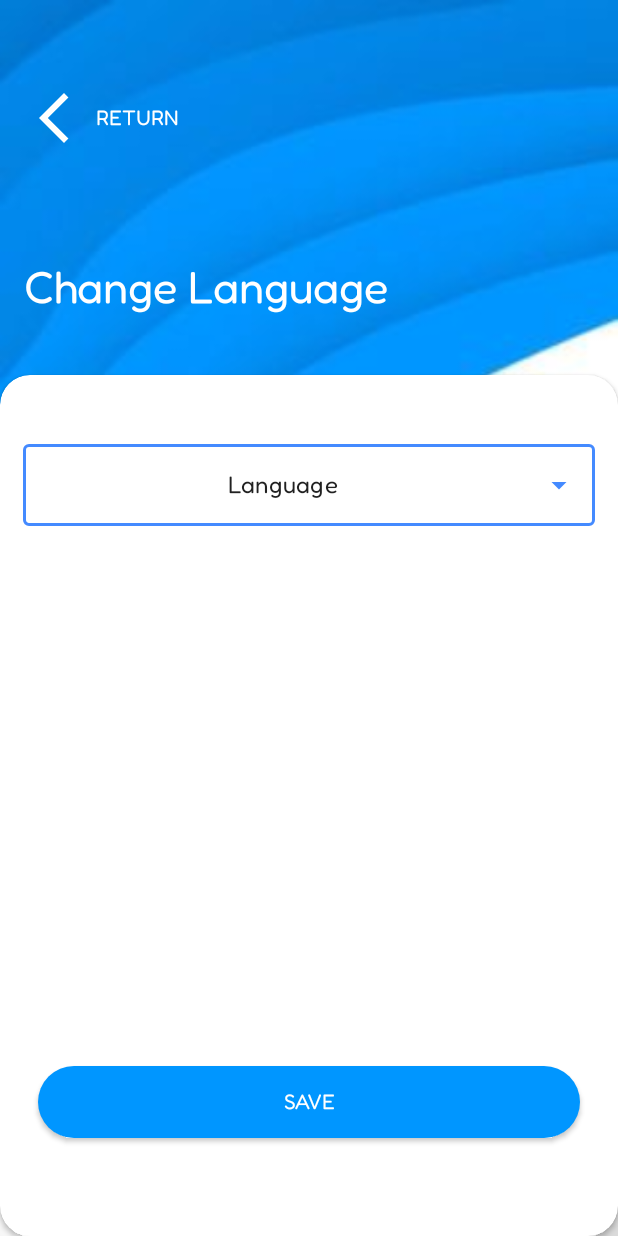
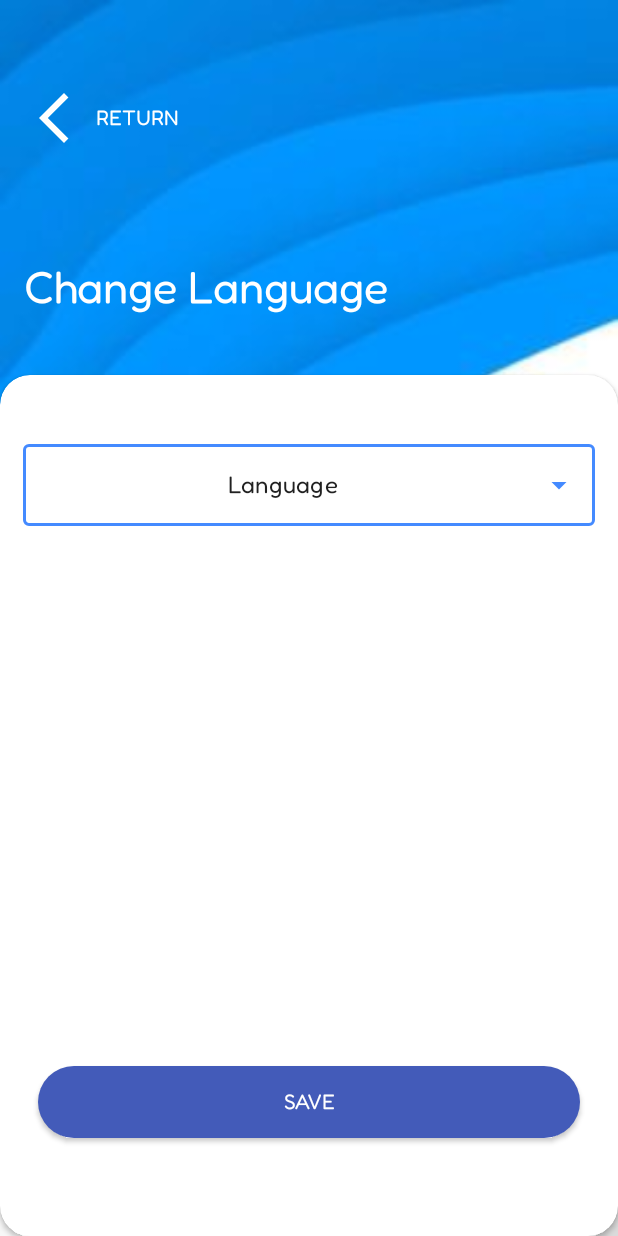
Before and after one commit to kchaou-fakhri/curreency, an Android app: the ChangeBaseActivity screen opened directly, with no data from a screen before it, on a phone screen of 412 x 824 dp. Run offline under Robolectric (Android 15) with nearby library versions, the phone set to English and light mode, and no system bars.

Commit message:
update list of base

```diff
--- a/app/src/main/res/layout/rate_activity.xml
+++ b/app/src/main/res/layout/rate_activity.xml
@@ -6,7 +6,7 @@
     android:layout_width="match_parent"
     android:layout_height="match_parent"
     android:orientation="vertical"
-    android:background="@drawable/bkg"
+    android:background="@color/purple_200"
     android:id="@+id/drawer"
 
     tools:context=".view.MainActivity"
@@ -213,7 +213,7 @@
 
         <com.google.android.material.textfield.TextInputLayout
             android:id="@+id/label_menu"
-            style="@style/Widget.MaterialComponents.TextInputLayout.OutlinedBox.ExposedDropdownMenu"
+            style="@style/Widget.MaterialComponents.TextInputLayout.OutlinedBox.Dense.ExposedDropdownMenu"
             android:layout_width="0dp"
             android:layout_height="wrap_content"
 
--- a/app/src/main/res/values/colors.xml
+++ b/app/src/main/res/values/colors.xml
@@ -1,10 +1,10 @@
 <?xml version="1.0" encoding="utf-8"?>
 <resources>
-    <color name="purple_200">#0096ff</color>
-    <color name="purple_500">#0096ff</color>
-    <color name="purple_700">#0096ff</color>
-    <color name="teal_200">#0096ff</color>
-    <color name="teal_700">#0096ff</color>
+    <color name="purple_200">#435bb9</color>
+    <color name="purple_500">#435bb9</color>
+    <color name="purple_700">#435bb9</color>
+    <color name="teal_200">#435bb9</color>
+    <color name="teal_700">#435bb9</color>
     <color name="black">#C9000000</color>
     <color name="black_2">#363739</color>
     <color name="white">#FFFFFFFF</color>
```
Also changed, not shown: app/src/main/java/com/example/rates/view/MainActivity.java (+5 -14 lines).
